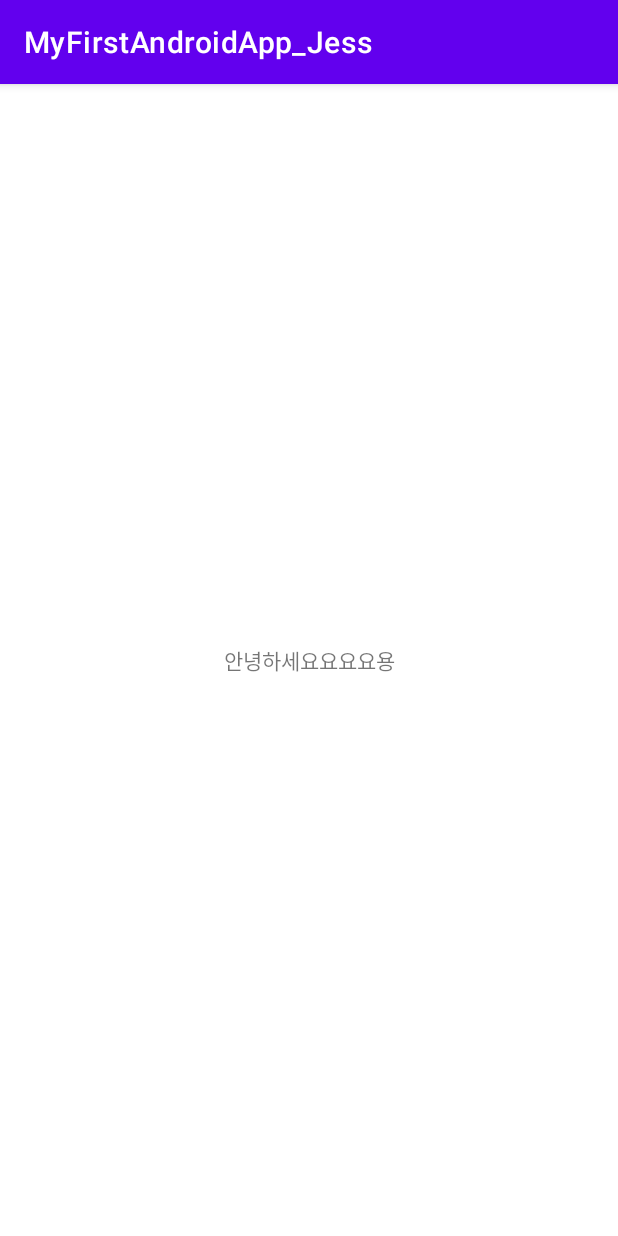
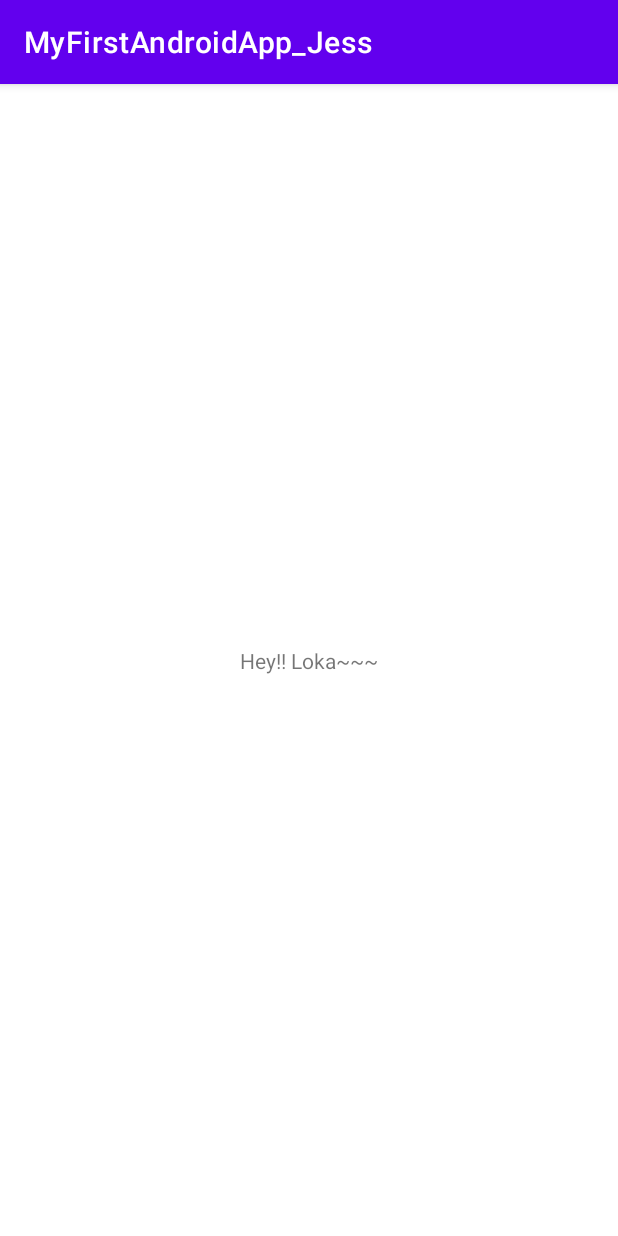
Before and after one commit to loka017/MyFirstAndroidApp_Jess, an Android app: the screen it shows after launch (MainActivity), on a phone screen of 412 x 824 dp. Run offline under Robolectric (Android 15) with nearby library versions, the phone set to English and light mode, and no system bars.

Commit message:
환영문구를 변경

```diff
--- a/app/src/main/res/layout/activity_main.xml
+++ b/app/src/main/res/layout/activity_main.xml
@@ -9,7 +9,7 @@
     <TextView
         android:layout_width="wrap_content"
         android:layout_height="wrap_content"
-        android:text="안녕하세요요요요용"
+        android:text="Hey!! Loka~~~"
         app:layout_constraintBottom_toBottomOf="parent"
         app:layout_constraintLeft_toLeftOf="parent"
         app:layout_constraintRight_toRightOf="parent"
```
